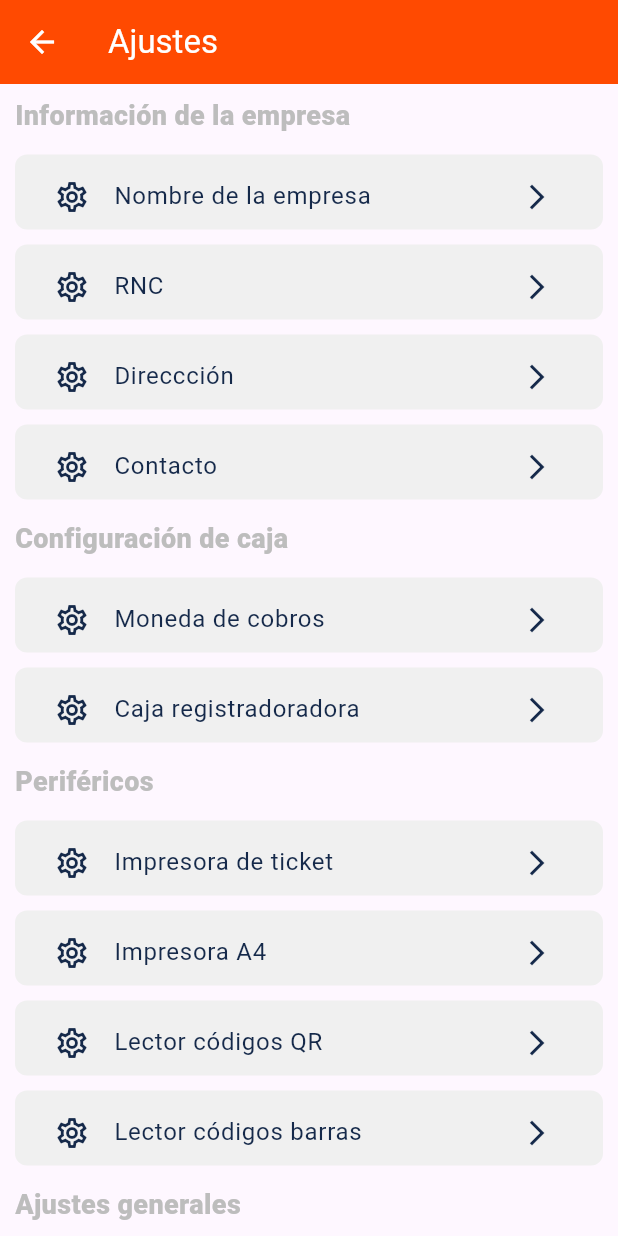
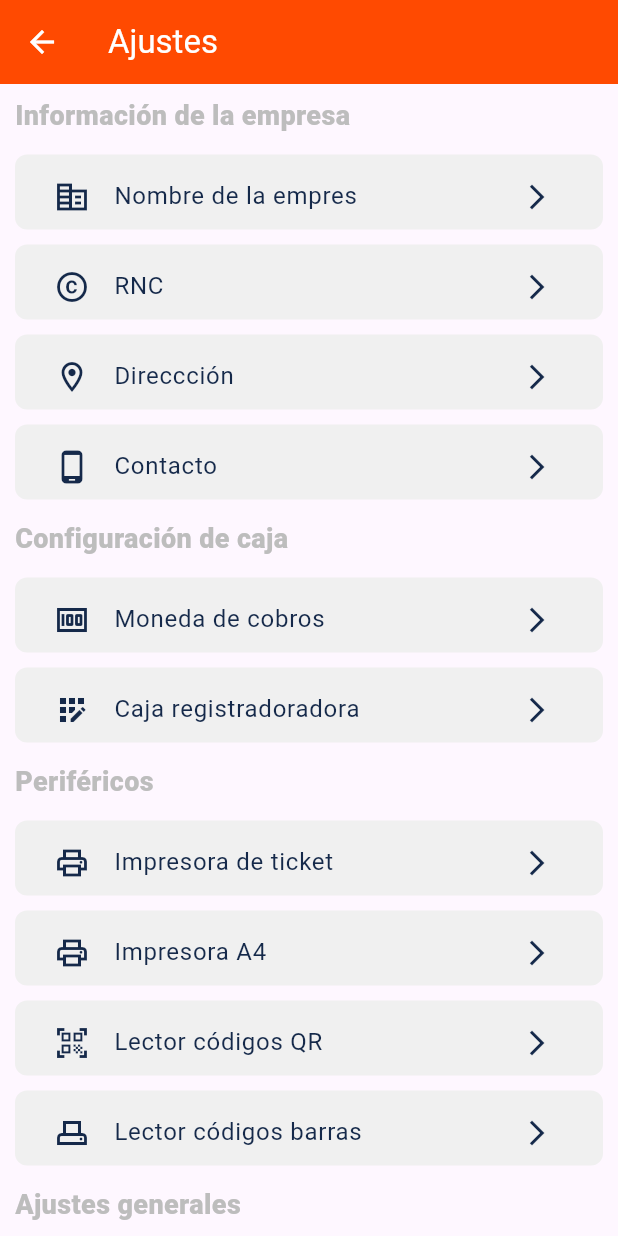
Before and after one commit to sociio1908/flutter-mendosys, a Flutter app: the SettingsPage screen opened by its route, on a phone screen of 412 x 824 dp. Run offline on Flutter 3.47's test engine with Material 3 defaults, Android fonts, the phone set to English and light mode, and no system bars.

Commit message:
Second commit but local on my HP

```diff
--- a/lib/presentation/screens/settings_page.dart
+++ b/lib/presentation/screens/settings_page.dart
@@ -14,22 +14,55 @@ class SettingsPage extends StatelessWidget {
           crossAxisAlignment: CrossAxisAlignment.start,
           children: [
             _TitleText(title: 'Información de la empresa '),
-            SettingsItem(itemName: 'Nombre de la empresa'),
-            SettingsItem(itemName: 'RNC'),
-            SettingsItem(itemName: 'Direccción'),
-            SettingsItem(itemName: 'Contacto'),
+            SettingsItem(
+              itemName: 'Nombre de la empres',
+              iconItem: Icons.corporate_fare_outlined,
+            ),
+            SettingsItem(itemName: 'RNC', iconItem: Icons.copyright_outlined),
+            SettingsItem(
+              itemName: 'Direccción',
+              iconItem: Icons.location_on_outlined,
+            ),
+            SettingsItem(
+              itemName: 'Contacto',
+              iconItem: Icons.phone_android_outlined,
+            ),
             _TitleText(title: 'Configuración de caja'),
-            SettingsItem(itemName: 'Moneda de cobros'),
-            SettingsItem(itemName: 'Caja registradoradora'),
+            SettingsItem(
+              itemName: 'Moneda de cobros',
+              iconItem: Icons.money_outlined,
+            ),
+            SettingsItem(
+              itemName: 'Caja registradoradora',
+              iconItem: Icons.app_registration_outlined,
+            ),
             _TitleText(title: 'Periféricos'),
-            SettingsItem(itemName: 'Impresora de ticket'),
-            SettingsItem(itemName: 'Impresora A4'),
-            SettingsItem(itemName: 'Lector códigos QR'),
-            SettingsItem(itemName: 'Lector códigos barras'),
+            SettingsItem(
+              itemName: 'Impresora de ticket',
+              iconItem: Icons.local_print_shop_outlined,
+            ),
+            SettingsItem(
+              itemName: 'Impresora A4',
+              iconItem: Icons.print_outlined,
+            ),
+            SettingsItem(
+              itemName: 'Lector códigos QR',
+              iconItem: Icons.qr_code_scanner_outlined,
+            ),
+            SettingsItem(
+              itemName: 'Lector códigos barras',
+              iconItem: Icons.adf_scanner_outlined,
+            ),
             _TitleText(title: 'Ajustes generales'),
-            SettingsItem(itemName: 'Notificaciones'),
-            SettingsItem(itemName: 'Idioma'),
-            SettingsItem(itemName: 'Formato de fecha-hora'),
+            SettingsItem(
+              itemName: 'Notificaciones',
+              iconItem: Icons.notifications_active_outlined,
+            ),
+            SettingsItem(itemName: 'Idioma', iconItem: Icons.language_outlined),
+            SettingsItem(
+              itemName: 'Formato de fecha-hora',
+              iconItem: Icons.text_format_outlined,
+            ),
           ],
         ),
       ),
--- a/lib/presentation/widgets/banner_news_bar.dart
+++ b/lib/presentation/widgets/banner_news_bar.dart
@@ -26,6 +26,7 @@ class BannerNewsBar extends StatelessWidget {
       ),
       child: Row(
         mainAxisAlignment: MainAxisAlignment.spaceEvenly,
+        mainAxisSize: MainAxisSize.min,
         children: [
           Image.asset(
             'assets/calculator.png',
@@ -35,6 +36,7 @@ class BannerNewsBar extends StatelessWidget {
           Column(
             crossAxisAlignment: CrossAxisAlignment.start,
             mainAxisAlignment: MainAxisAlignment.center,
+            mainAxisSize: MainAxisSize.min,
             children: [
               Text(
                 titleBanner,
@@ -43,7 +45,7 @@ class BannerNewsBar extends StatelessWidget {
               Text(
                 subtitleBanner,
                 maxLines: 2,
-                style: TextStyle(fontSize: 16),
+                style: TextStyle(fontSize: 14),
                 softWrap: true,
               ),
             ],
--- a/lib/presentation/widgets/custom_background.dart
+++ b/lib/presentation/widgets/custom_background.dart
@@ -16,7 +16,7 @@ class CustomBackground extends StatelessWidget {
         ),
       ),
       width: double.infinity,
-      height: size.height * .3,
+      height: size.height * .25,
       child: null,
     );
   }
--- a/lib/presentation/widgets/custom_navigation_drawer.dart
+++ b/lib/presentation/widgets/custom_navigation_drawer.dart
@@ -17,7 +17,7 @@ class CustomNavigationDrawer extends StatelessWidget {
               ),
               CustomItemDrawer(
                 onTap: () {},
-                icon: Icons.person_3_rounded,
+                icon: Icons.person_3_outlined,
 
                 title: 'Mi usuario',
               ),
@@ -35,8 +35,7 @@ class CustomNavigationDrawer extends StatelessWidget {
               ),
               CustomItemDrawer(
                 onTap: () {},
-                icon: Icons.person_4_outlined,
-
+                icon: Icons.perm_identity_outlined,
                 title: 'Clientes',
               ),
               CustomItemDrawer(
@@ -47,7 +46,7 @@ class CustomNavigationDrawer extends StatelessWidget {
               ),
               CustomItemDrawer(
                 onTap: () {},
-                icon: Icons.group,
+                icon: Icons.group_outlined,
                 title: 'Personal',
               ),
               CustomItemDrawer(
--- a/lib/presentation/widgets/hour_date_bar.dart
+++ b/lib/presentation/widgets/hour_date_bar.dart
@@ -8,7 +8,7 @@ class HourDateBar extends StatelessWidget {
     final size = MediaQuery.of(context).size;
 
     return Container(
-      margin: const EdgeInsets.symmetric(vertical: 15),
+      margin: EdgeInsets.symmetric(vertical: size.height * .01),
       width: size.width * 0.7,
       height: 40,
       decoration: BoxDecoration(
```
Also changed, not shown: pubspec.lock, 125 other files.
